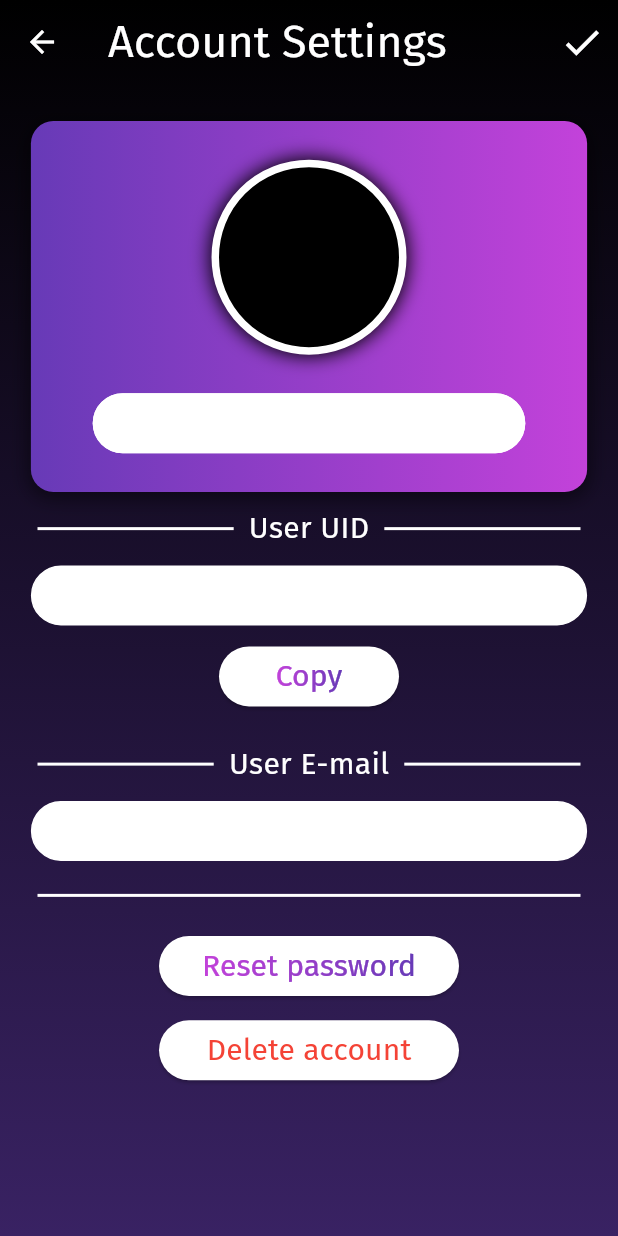
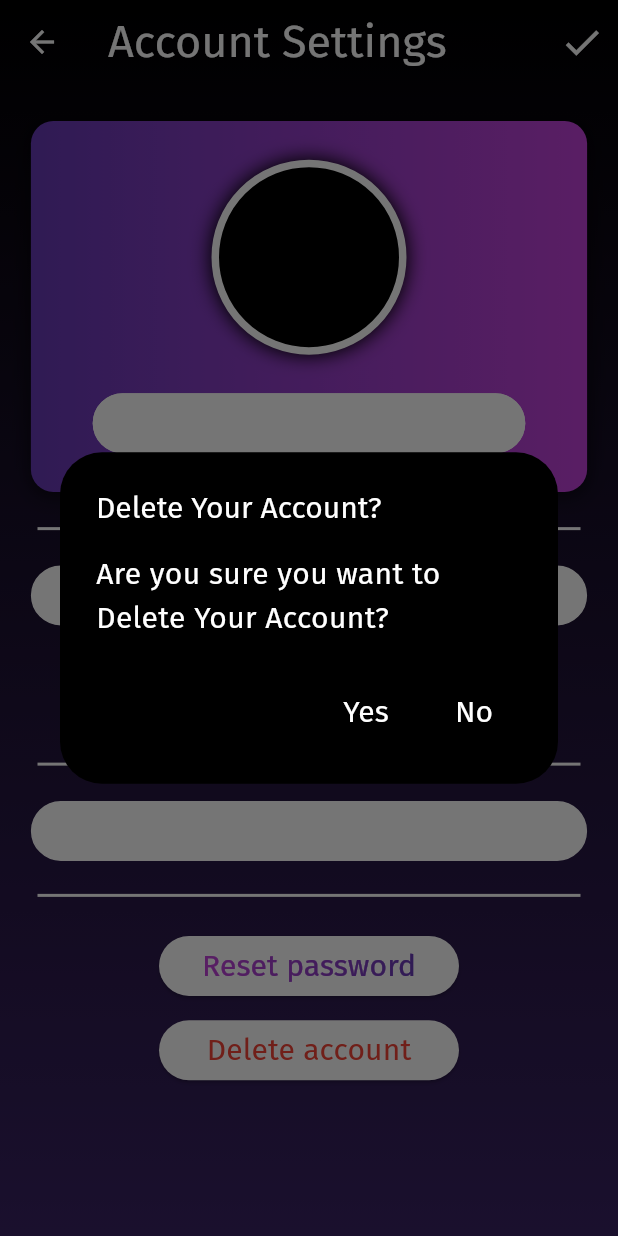
Before and after one commit to CloudreiL/Dreamy_project, a Flutter app: the AccountSettingsPage screen opened directly, after a tap on "Delete account", on a phone screen of 412 x 824 dp. Run offline on Flutter 3.47's test engine with Material 3 defaults, Android fonts, the phone set to English and light mode, and no system bars; drawn by our look-alikes of simple_gradient_text; our stand-ins replace curved_navigation_bar, email_validator, firebase_auth, firebase_core, fl_chart, flutter_dotenv and 1 more; missing offline and left inert: gradient_icon; accounts and stored records are empty; project files that could hold a hidden picture were left out.

Commit message:
Added functionality to account_settings_page. Changed functionality on email_page

```diff
--- a/lib/pages/registration_directory/email_page.dart
+++ b/lib/pages/registration_directory/email_page.dart
@@ -146,10 +146,11 @@ class _EmailVerificationState extends State<EmailVerification> {
                             ),
                             ElevatedButton(
                               onPressed: (){
+                                FirebaseAuth.instance.currentUser!.delete();
                                 Navigator.pushReplacement(
                                     context,
                                     MaterialPageRoute(
-                                      builder: (context) =>  RegPage(),
+                                      builder: (context) => RegPage(),
                                     )
                                 );
                               },
--- a/lib/pages/user_directory/settings_diectory/account_settings_page.dart
+++ b/lib/pages/user_directory/settings_diectory/account_settings_page.dart
@@ -1,3 +1,5 @@
+import 'package:dreamy_project/pages/registration_directory/login_page.dart';
+import 'package:dreamy_project/services/firebase_stream.dart';
 import 'package:flutter/material.dart';
 import 'package:flutter/services.dart';
 import 'package:dreamy_project/classes/style.dart';
@@ -36,23 +38,84 @@ class _AccountSettingsPageState extends State<AccountSettingsPage> {
     });
   }
 
+
+  void _deleteAccount() async {
+      try {
+       FirebaseAuth.instance.currentUser!.delete();
+       FirebaseAuth.instance.signOut();
+
+       Navigator.pushReplacement(context, MaterialPageRoute(builder: (context) => LoginPage()));
+
+       ScaffoldMessenger.of(context).showSnackBar(
+         const SnackBar(
+           content: Text(
+             'You have successfully deleted your account',
+             style: TextStyle(
+                 fontSize: 15, fontFamily: 'FiraSans_Regular', color: Colors.white),
+           ),
+           duration: Duration(seconds: 2),
+         ),
+       );
+
+      } catch (e) {
+        print('Ошибка $e');
+      }
+  }
+
+    Future<void> _showAlertDialog() async {
+      return showDialog<void>(
+          context: context,
+          barrierDismissible: false,
+          builder: (BuildContext context) {
+            return AlertDialog(
+              title: Text("Delete Your Account?", style: TextStyles.StyleText),
+              content: SingleChildScrollView(
+                child: ListBody(
+                  children: [
+                    Text('Are you sure you want to Delete Your Account?',
+                        style: TextStyles.StyleText)
+                  ],
+                ),
+              ),
+              actions: <Widget>[
+                TextButton(
+                  child: Text('Yes', style: TextStyles.StyleText),
+                  onPressed: () {
+                    _deleteAccount();
+                  },
+                ),
+                TextButton(
+                  child: Text('No', style: TextStyles.StyleText),
+                  onPressed: () {
+                    Navigator.pop(context);
+                  },
+                ),
+
+              ],
+              backgroundColor: Colors.black,
+            );
+          }
+      );
+    }
+
     @override
-  void dispose(){
+    void dispose() {
       super.dispose();
     }
 
     @override
-  Widget build(BuildContext context){
+    Widget build(BuildContext context) {
       return Container(
         decoration: ContainerDecor.BackgroundStyle,
         child: Scaffold(
           backgroundColor: Colors.transparent,
-        appBar:AppBar(
-          title: Text('Account Settings', style: TextStyles.StyleText.copyWith(fontSize: 30)),
+          appBar: AppBar(
+            title: Text('Account Settings',
+                style: TextStyles.StyleText.copyWith(fontSize: 30)),
             backgroundColor: Colors.transparent,
             foregroundColor: Colors.white,
             actions: [
-            IconButton(onPressed:(){
+              IconButton(onPressed: () {
                 Navigator.pop(context);
               }, icon: Icon(Icons.check, color: Colors.white, size: 30,))
             ],
@@ -60,11 +123,20 @@ class _AccountSettingsPageState extends State<AccountSettingsPage> {
           body: Center(
             child: Column(
               children: [
-              SizedBox(height: MediaQuery.of(context).size.height * 0.03),
+                SizedBox(height: MediaQuery
+                    .of(context)
+                    .size
+                    .height * 0.03),
                 Container(
                   decoration: ContainerDecor.ContainerDec,
-                height: MediaQuery.of(context).size.height * 0.3,
-                width: MediaQuery.of(context).size.width * 0.9,
+                  height: MediaQuery
+                      .of(context)
+                      .size
+                      .height * 0.3,
+                  width: MediaQuery
+                      .of(context)
+                      .size
+                      .width * 0.9,
                   child: Column(
                     mainAxisAlignment: MainAxisAlignment.spaceEvenly,
                     children: [
@@ -90,7 +162,10 @@ class _AccountSettingsPageState extends State<AccountSettingsPage> {
                       ),
                       Container(
                         height: 40,
-                      width: MediaQuery.of(context).size.width * 0.7,
+                        width: MediaQuery
+                            .of(context)
+                            .size
+                            .width * 0.7,
                         child: TextField(
                           decoration: TextFields.FieldDec.copyWith(
                             label: Center(child: Text("User")),
@@ -105,7 +180,8 @@ class _AccountSettingsPageState extends State<AccountSettingsPage> {
                     ],
                   ),
                 ),
-              Padding(padding: EdgeInsets.symmetric(vertical: 10, horizontal: 25),
+                Padding(
+                  padding: EdgeInsets.symmetric(vertical: 10, horizontal: 25),
                   child: Row(
                     children: [
                       Expanded(child: Divider(
@@ -132,9 +208,13 @@ class _AccountSettingsPageState extends State<AccountSettingsPage> {
                 ),
                 Container(
                     height: 40,
-                width: MediaQuery.of(context).size.width * 0.9,
+                    width: MediaQuery
+                        .of(context)
+                        .size
+                        .width * 0.9,
                     decoration: ContainerDecor.WhiteBox,
-                child: Center(child: Text(userUID.toString(), style: TextStyles.StyleText))
+                    child: Center(child: Text(
+                        userUID.toString(), style: TextStyles.StyleText))
                 ),
                 Padding(
                   padding: const EdgeInsets.symmetric(vertical: 10),
@@ -142,7 +222,8 @@ class _AccountSettingsPageState extends State<AccountSettingsPage> {
                       width: 120,
                       child: ElevatedButton(
                         onPressed: () async {
-                        await Clipboard.setData(ClipboardData(text: userUID.toString()));
+                          await Clipboard.setData(ClipboardData(
+                              text: userUID.toString()));
                         },
                         child: GradientText(
                           'Copy',
@@ -158,7 +239,8 @@ class _AccountSettingsPageState extends State<AccountSettingsPage> {
                       )
                   ),
                 ),
-              Padding(padding: EdgeInsets.symmetric(vertical: 10, horizontal: 25),
+                Padding(
+                  padding: EdgeInsets.symmetric(vertical: 10, horizontal: 25),
                   child: Row(
                     children: [
                       Expanded(child: Divider(
@@ -185,21 +267,25 @@ class _AccountSettingsPageState extends State<AccountSettingsPage> {
                 ),
                 Container(
                     height: 40,
-                  width: MediaQuery.of(context).size.width * 0.9,
+                    width: MediaQuery
+                        .of(context)
+                        .size
+                        .width * 0.9,
                     decoration: ContainerDecor.WhiteBox,
-                  child: Center(child: Text(userEmail.toString(), style: TextStyles.StyleText))
+                    child: Center(child: Text(
+                        userEmail.toString(), style: TextStyles.StyleText))
                 ),
-              Padding(padding: EdgeInsets.symmetric(vertical: 15,horizontal: 25),
-                child: Expanded(child: Divider(
+                Padding(
+                  padding: EdgeInsets.symmetric(vertical: 15, horizontal: 25),
+                  child: Divider(
                     color: Colors.white,
                     thickness: 2,
-                ),
                   ),
                   ),
                 Container(
                     width: 200,
                     child: ElevatedButton(
-                    onPressed: ()  {},
+                      onPressed: () {},
                       child: GradientText(
                         'Reset password',
                         style: TextStyles.StyleText,
@@ -213,12 +299,19 @@ class _AccountSettingsPageState extends State<AccountSettingsPage> {
                       ),
                     )
                 ),
-              SizedBox(height: MediaQuery.of(context).size.height * 0.01,),
+                SizedBox(height: MediaQuery
+                    .of(context)
+                    .size
+                    .height * 0.01,),
                 Container(
                     width: 200,
                     child: ElevatedButton(
-                    onPressed: ()  {},
-                    child: Text('Delete account', style: TextStyles.StyleText.copyWith(color: Colors.red)),
+                      onPressed: () {
+                        _showAlertDialog();
+                      },
+                      child: Text('Delete account',
+                          style: TextStyles.StyleText.copyWith(
+                              color: Colors.red)),
                       style: ElevatedButton.styleFrom(
                         backgroundColor: Colors.white,
                       ),
```
Lines whose indentation alone changed are shown as unchanged.
